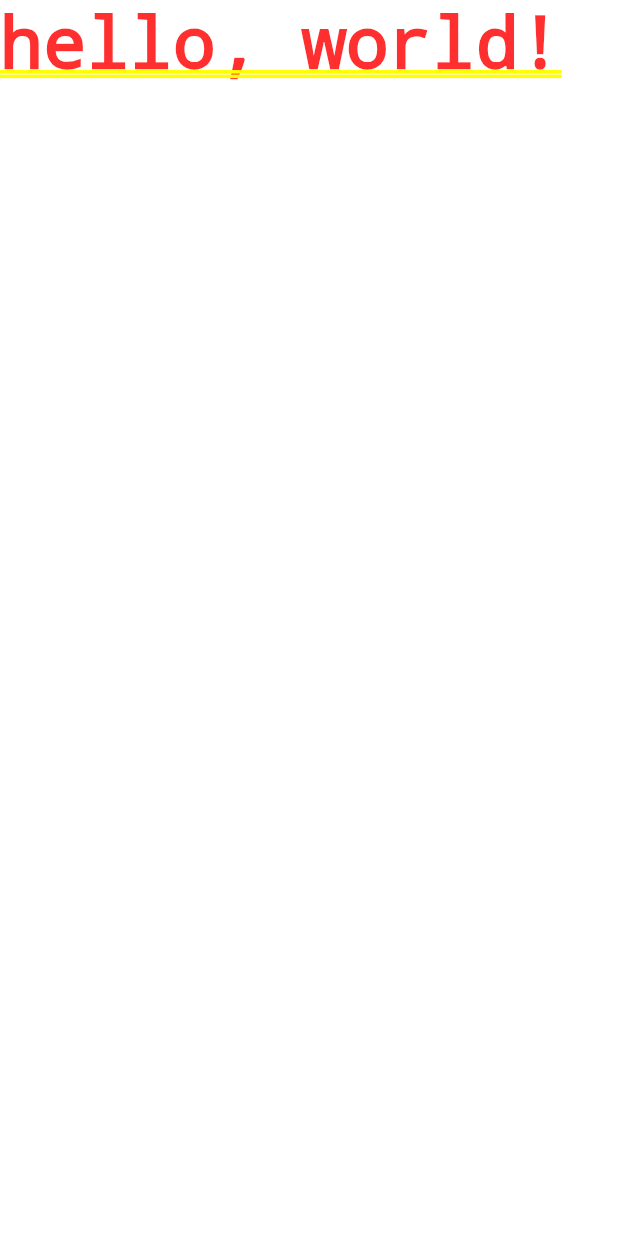
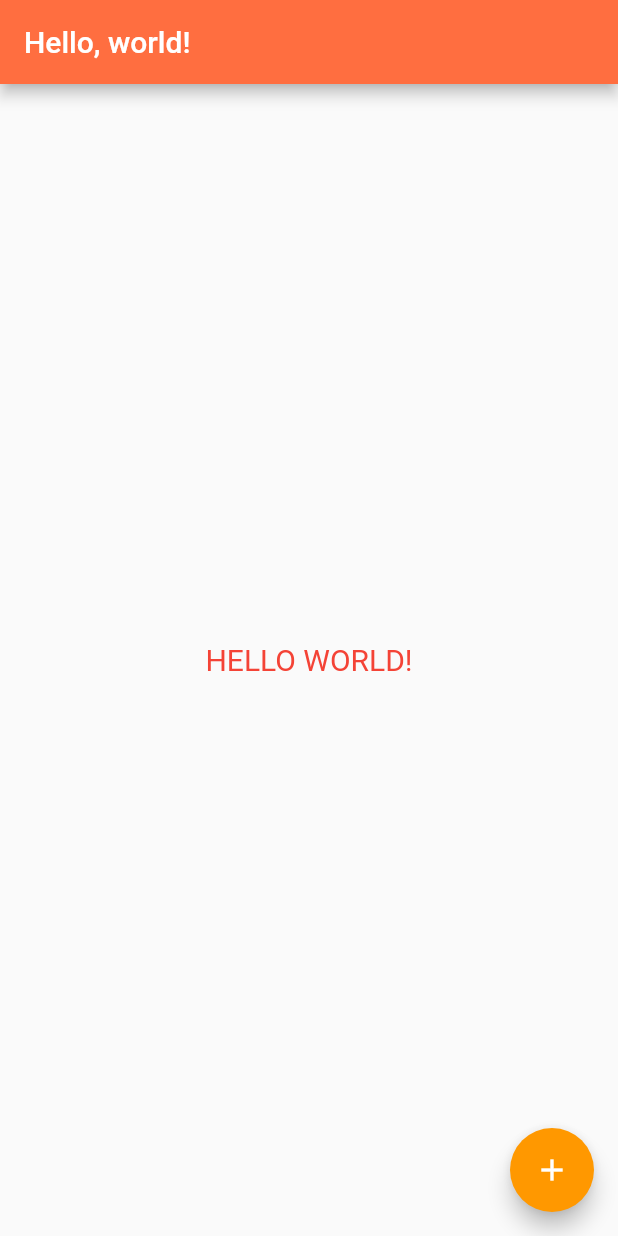
Before and after one commit to VakhromeevaKate/flutter_app, a Flutter app: the screen it shows after launch, on a phone screen of 412 x 824 dp. Run offline on Flutter 3.47's test engine with Material 2 defaults, Android fonts, the phone set to English and light mode, and no system bars; Roboto replaces fonts that are missing (Times New Roman).

Commit message:
[TEST-1] (chore) change theme

```diff
--- a/lib/main.dart
+++ b/lib/main.dart
@@ -1,5 +1,33 @@
 import 'package:flutter/material.dart';
 
-void main() => runApp(MaterialApp(
-  home: Text('hello, world!'),
-));
+void main() => runApp(MyApp());
+
+
+class MyApp extends StatelessWidget {
+  @override
+  Widget build(BuildContext context) {
+    return MaterialApp(
+      theme: ThemeData(
+        colorScheme: ColorScheme.fromSwatch().copyWith(
+          primary: Colors.deepOrangeAccent,
+          secondary: Colors.orange,
+        ),
+        textTheme: const TextTheme(bodyMedium: TextStyle(color: Colors.purple)),
+      ),
+      home: Scaffold(
+        appBar: AppBar(title: const Text('Hello, world!')),
+        floatingActionButton: FloatingActionButton(
+          child: const Icon(Icons.add),
+          onPressed: () { print('Button pressed!'); },
+        ),
+        body: const Center(
+          child: Text('HELLO WORLD!', style: TextStyle(
+            fontSize: 20,
+            fontFamily: 'Times New Roman',
+            color: Colors.red,
+          )),
+        ),
+      )
+    );
+  }
+}
```
